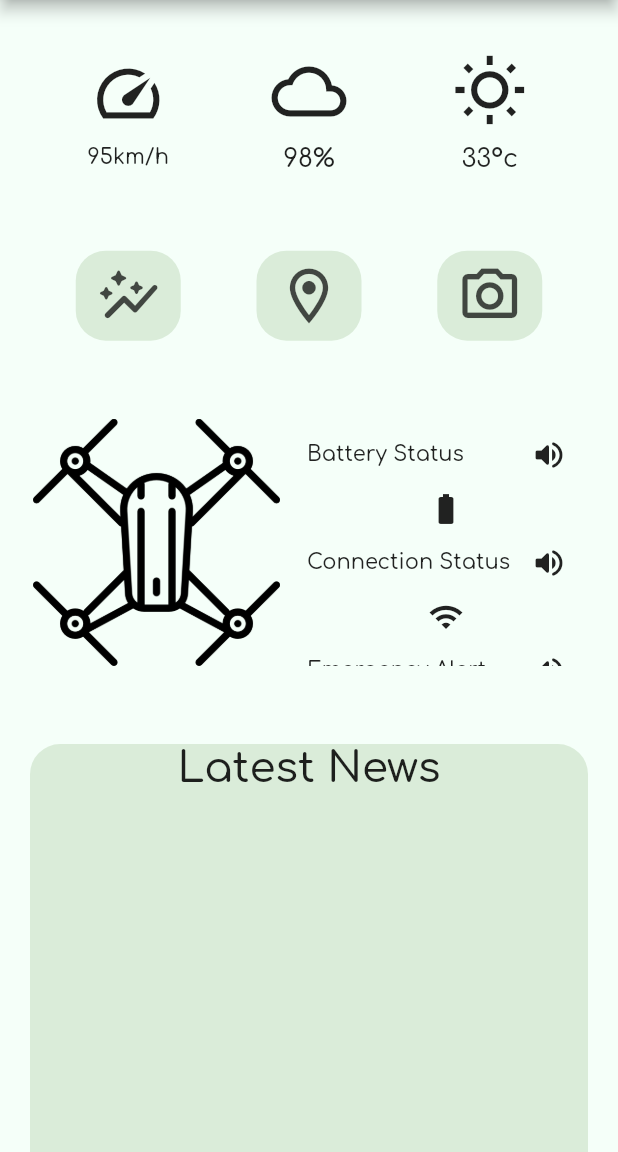
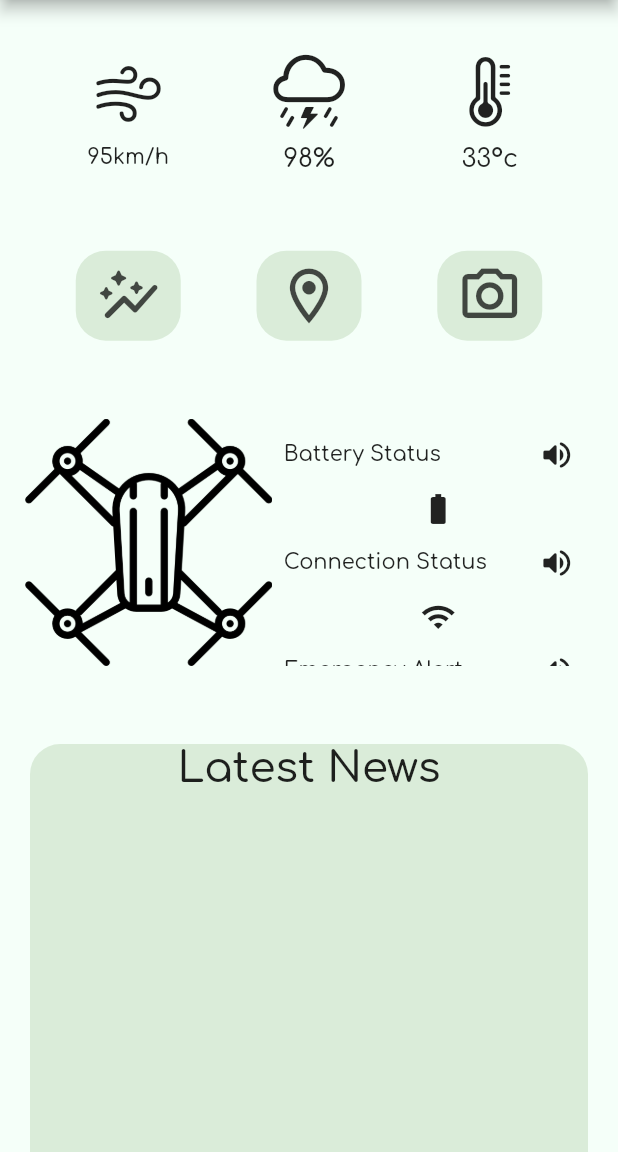
Before and after one commit to chirag-mittal-iiitdwd/hal_aur_ham, a Flutter app: the screen it shows after launch, on a phone screen of 412 x 824 dp, the part 84-1236 px from its top. Run offline on Flutter 3.47's test engine with Material 2 defaults, Android fonts, the light colour scheme and no system bars; our stand-ins replace assets_audio_player, image_picker; missing offline and left inert: tflite.

Commit message:
corrected icons

```diff
--- a/lib/screens/Home_Screen.dart
+++ b/lib/screens/Home_Screen.dart
@@ -1,8 +1,11 @@
+import 'package:flutter/cupertino.dart';
 import 'package:flutter/material.dart';
 import 'package:assets_audio_player/assets_audio_player.dart';
 import 'package:hal_aur_ham/screens/Crop_Scan.dart';
 import 'package:hal_aur_ham/widgets/Main_Drawer.dart';
 import '../screens/profile_screen.dart';
+import 'package:cupertino_icons/cupertino_icons.dart';
+
 
 //Navigation to CropScan screen
 Future navigateToCropScanPage(context) async {
@@ -51,7 +54,7 @@ class HomeScreen extends StatelessWidget {
                     children: const [
                       SizedBox(
                         child: Icon(
-                          Icons.speed_sharp,
+                          CupertinoIcons.wind,
                           size: 50,
                         ),
                         height: 70,
@@ -68,7 +71,7 @@ class HomeScreen extends StatelessWidget {
                     children: const [
                       SizedBox(
                         child: Icon(
-                          Icons.cloud_queue,
+                          CupertinoIcons.cloud_bolt_rain,
                           size: 50,
                         ),
                         height: 70,
@@ -85,7 +88,7 @@ class HomeScreen extends StatelessWidget {
                     children: const [
                       SizedBox(
                         child: Icon(
-                          Icons.wb_sunny_outlined,
+                          CupertinoIcons.thermometer,
                           size: 50,
                         ),
                         height: 70,
@@ -248,7 +251,7 @@ class HomeScreen extends StatelessWidget {
                       ),
                     ),
                     height: MediaQuery.of(context).size.height * 0.20,
-                    width: MediaQuery.of(context).size.width * 0.45,
+                    width: MediaQuery.of(context).size.width * 0.50,
                   ),
                 ],
               ),
--- a/lib/screens/Scan_Result.dart
+++ b/lib/screens/Scan_Result.dart
@@ -2,6 +2,7 @@
 
 import 'dart:io';
 
+import 'package:flutter/cupertino.dart';
 import 'package:flutter/material.dart';
 import 'package:hal_aur_ham/screens/Crop_Scan.dart';
 import 'package:tflite/tflite.dart';
@@ -101,7 +102,7 @@ class _ScanResultState extends State<ScanResult> {
                       style: TextStyle(fontSize: 20),
                     ),
                     trailing: Icon(
-                      Icons.video_library_outlined,
+                      CupertinoIcons.arrowtriangle_right_square,
                       size: 40,
                     ),
                   ),
--- a/lib/widgets/Main_Drawer.dart
+++ b/lib/widgets/Main_Drawer.dart
@@ -4,6 +4,8 @@ import 'package:flutter/material.dart';
 import '../screens/Crop_Scan.dart';
 import '../screens/Home_Screen.dart';
 import '../screens/Crop_Change_Screen.dart';
+import 'package:cupertino_icons/cupertino_icons.dart';
+
 
 class MainDrawer extends StatelessWidget {
   @override
@@ -56,7 +58,7 @@ class MainDrawer extends StatelessWidget {
             ),
             trailing: Icon(Icons.home),
           ),
-          //Sunscription
+          //Subscription
           ListTile(
             title: Text(
               "Subscription",
```
Also changed, not shown: pubspec.lock, 1 other file.
